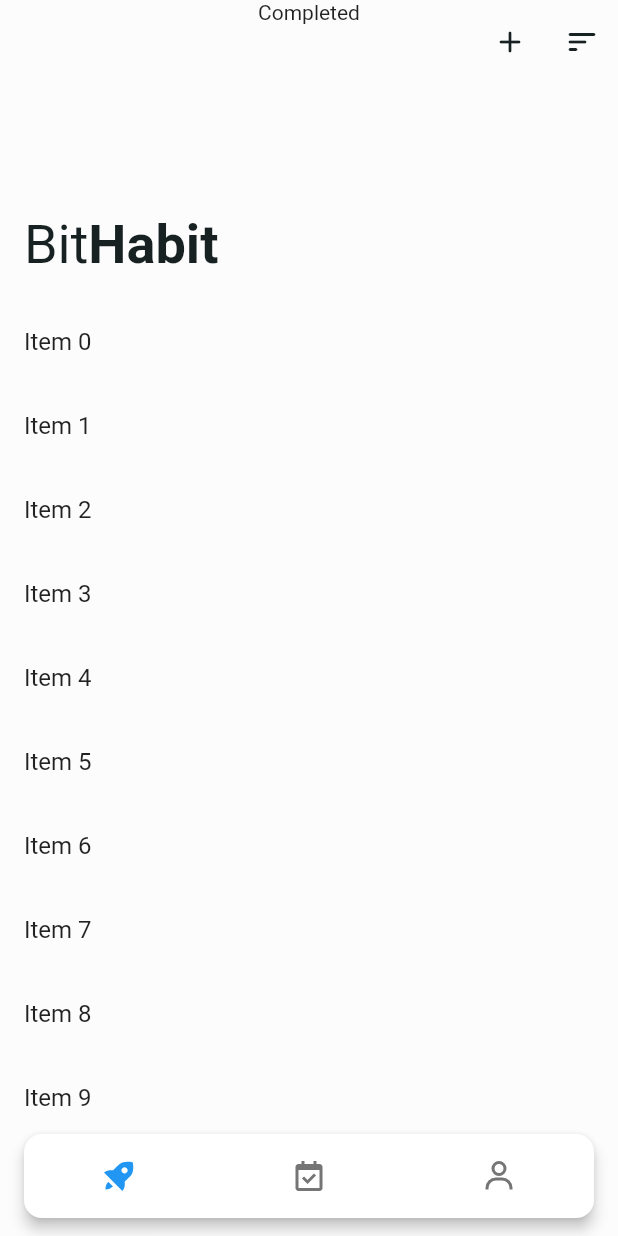
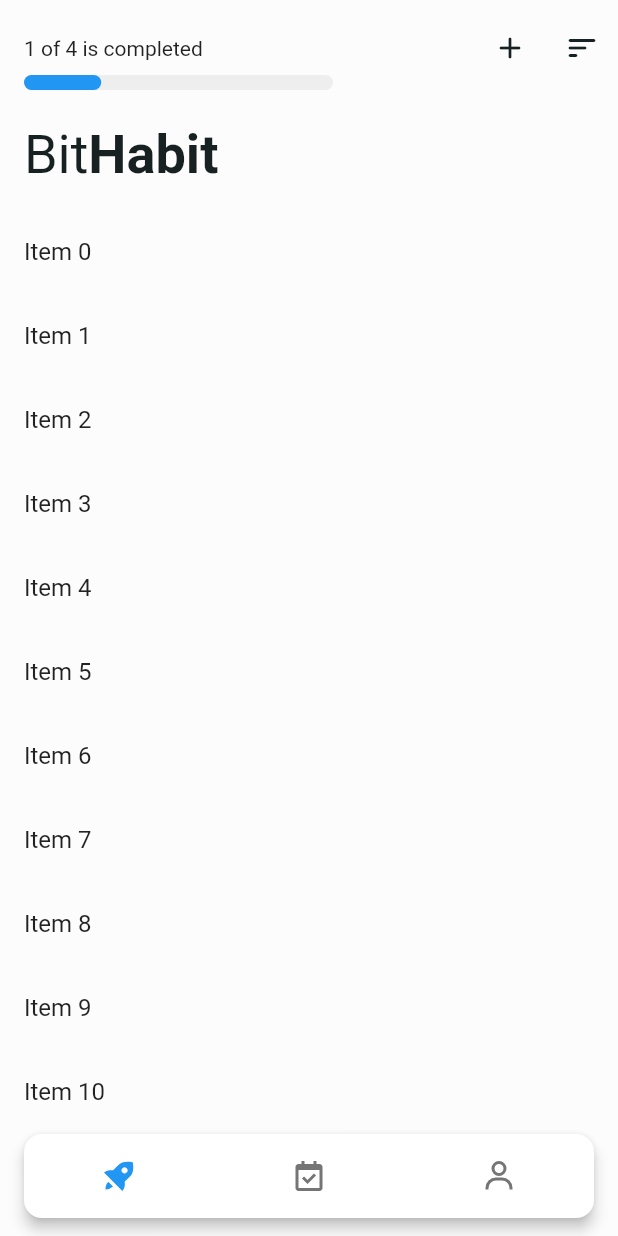
Before and after one commit to alifgiant/bithabit, a Flutter app: the screen it shows after launch, on a phone screen of 412 x 824 dp. Run offline on Flutter 3.47's test engine with Material 2 defaults, Android fonts, the phone set to English and light mode, and no system bars; drawn by our look-alikes of custom_navigation_bar; our stand-ins replace icons_plus.

Commit message:
home app bar

```diff
--- a/lib/src/model/habit.dart
+++ b/lib/src/model/habit.dart
@@ -3,11 +3,12 @@ import 'package:flutter/material.dart';
 import '../utils/res/res_color.dart';
 
 class Habit {
+  final String id;
   final String name;
   final HabitColor color;
   final DateTime? reminder;
 
-  Habit(this.name, this.color, this.reminder);
+  Habit(this.id, this.name, this.color, {this.reminder});
 }
 
 enum HabitColor {
--- /dev/null
+++ b/lib/src/pages/dash/completed_count.dart
@@ -0,0 +1,96 @@
+import 'package:flutter/material.dart';
+
+class CompletedCount extends StatelessWidget {
+  final int completed;
+  final int total;
+
+  const CompletedCount({
+    super.key,
+    required this.completed,
+    required this.total,
+  });
+
+  @override
+  Widget build(BuildContext context) {
+    return Column(
+      mainAxisSize: MainAxisSize.min,
+      crossAxisAlignment: CrossAxisAlignment.start,
+      children: [
+        Text('$completed of $total is completed'),
+        const SizedBox(height: 10),
+        Container(
+          width: MediaQuery.of(context).size.width * 5 / 10,
+          height: 10.0,
+          decoration: BoxDecoration(
+            color: Colors.grey[200],
+            borderRadius: BorderRadius.circular(8.0),
+          ),
+          child: Stack(
+            children: [
+              Container(
+                decoration: BoxDecoration(
+                  color: Colors.transparent,
+                  borderRadius: BorderRadius.circular(8.0),
+                ),
+              ),
+              FractionallySizedBox(
+                widthFactor: completed / total,
+                child: Container(
+                  decoration: BoxDecoration(
+                    color: Colors.blue,
+                    borderRadius: BorderRadius.circular(8.0),
+                  ),
+                ),
+              ),
+            ],
+          ),
+        ),
+
+        // Container(
+        //   height: 10.0,
+        //   decoration: BoxDecoration(
+        //     color: Colors.grey[200],
+        //     borderRadius: BorderRadius.circular(8.0),
+        //   ),
+        //   child: LinearProgressIndicator(
+        //     backgroundColor: Colors.transparent,
+        //     valueColor: AlwaysStoppedAnimation<Color>(Colors.blue),
+        //     value: 0.5,
+        //   ),
+        // ),
+      ],
+    );
+  }
+}
+
+class MyWidget extends StatelessWidget {
+  @override
+  Widget build(BuildContext context) {
+    return Container(
+      height: 10.0,
+      decoration: BoxDecoration(
+        color: Colors.grey[200],
+        borderRadius: BorderRadius.circular(8.0),
+      ),
+      child: Stack(
+        children: [
+          Container(
+            decoration: BoxDecoration(
+              color: Colors.transparent,
+              borderRadius: BorderRadius.circular(8.0),
+            ),
+          ),
+          FractionallySizedBox(
+            widthFactor: 0.5,
+            child: Container(
+              decoration: BoxDecoration(
+                color: Colors.blue,
+                borderRadius: BorderRadius.circular(8.0),
+              ),
+            ),
+          ),
+        ],
+      ),
+    );
+  }
+}
--- a/lib/src/pages/dash/dash_page.dart
+++ b/lib/src/pages/dash/dash_page.dart
@@ -1,16 +1,19 @@
+import 'package:bithabit/src/model/habit.dart';
 import 'package:flutter/material.dart';
 
 import '../../utils/view/title_view.dart';
+import 'completed_count.dart';
 
 class DashPage extends StatelessWidget {
   const DashPage({super.key});
 
   @override
   Widget build(BuildContext context) {
-    return Scaffold(
+    return SafeArea(
+      child: Scaffold(
         body: CustomScrollView(
           slivers: [
-          SliverAppBar(
+            SliverAppBar.large(
               pinned: true,
               actions: [
                 IconButton(
@@ -24,17 +27,23 @@ class DashPage extends StatelessWidget {
                   icon: const Icon(Icons.sort_rounded),
                 ),
               ],
-            expandedHeight: 200.0,
+              expandedHeight: 140.0,
               flexibleSpace: FlexibleSpaceBar(
-              background: Column(
+                background: Padding(
+                  padding: const EdgeInsets.symmetric(horizontal: 16, vertical: 24),
+                  child: Column(
                     mainAxisSize: MainAxisSize.min,
+                    crossAxisAlignment: CrossAxisAlignment.start,
                     children: [
-                  Text('Completed'),
+                      CompletedCount(
+                        completed: 1,
+                        total: 4,
+                      ),
                     ],
+                  ),
                 ),
                 centerTitle: false,
                 titlePadding: const EdgeInsets.all(16),
-              // title: Text('BitHabit'),
                 title: const TitleView(),
               ),
             ),
@@ -43,7 +52,16 @@ class DashPage extends StatelessWidget {
                 (context, index) {
                   return ListTile(
                     title: Text('Item $index'),
-                  onTap: () {},
+                    onTap: () {
+                      Navigator.of(context).pushNamed(
+                        '/detail',
+                        arguments: Habit(
+                          index.toString(),
+                          index.toString(),
+                          HabitColor.lightBlue,
+                        ),
+                      );
+                    },
                   );
                 },
                 childCount: 20,
@@ -54,6 +72,7 @@ class DashPage extends StatelessWidget {
             )
           ],
         ),
+      ),
     );
   }
 }
```
Also changed, not shown: lib/app.dart (+6 -2 lines), lib/src/pages/detail/detail_page.dart (+6 -2 lines). Lines whose indentation alone changed are shown as unchanged.
